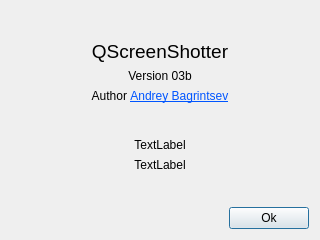
Qt form src/aboutdialog.ui (sb0y/QScreenShotter) before a commit.
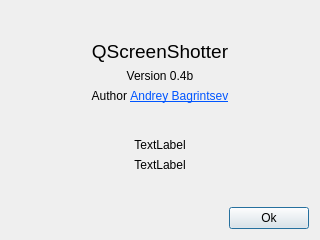
The same form after that commit.

Diff of the .ui file:
```diff
--- a/src/aboutdialog.ui
+++ b/src/aboutdialog.ui
@@ -47,7 +47,7 @@
      <item>
       <widget class="QLabel" name="label_3">
        <property name="text">
-        <string>Version 03b</string>
+        <string>Version 0.4b</string>
        </property>
        <property name="alignment">
         <set>Qt::AlignCenter</set>
```
